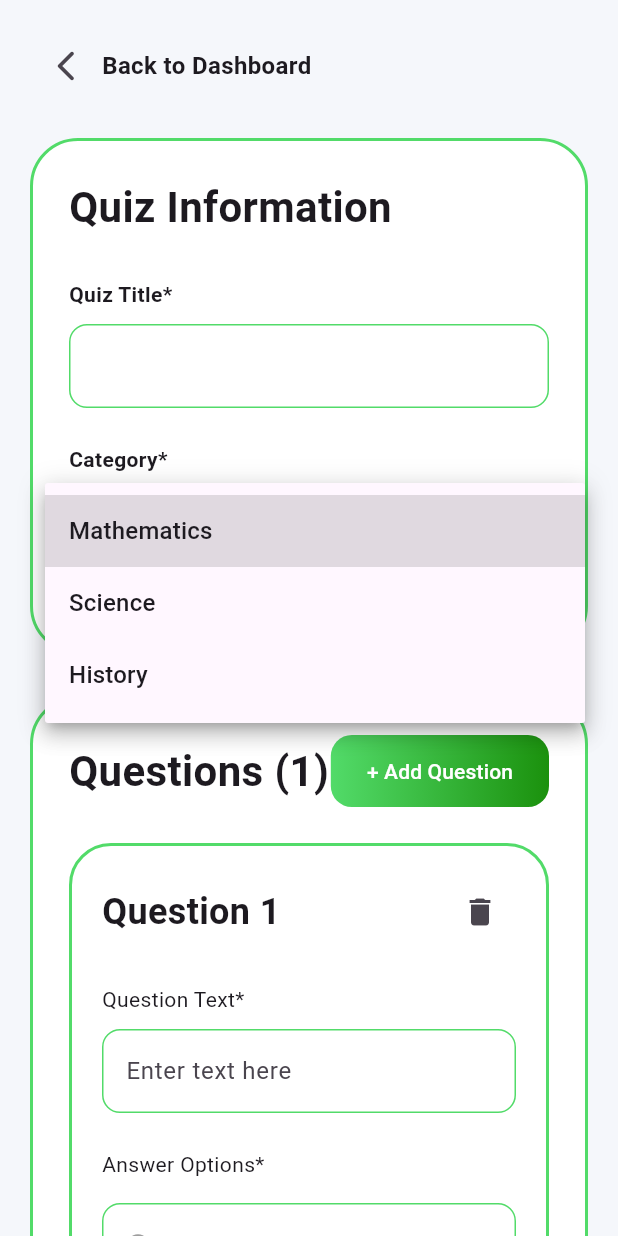
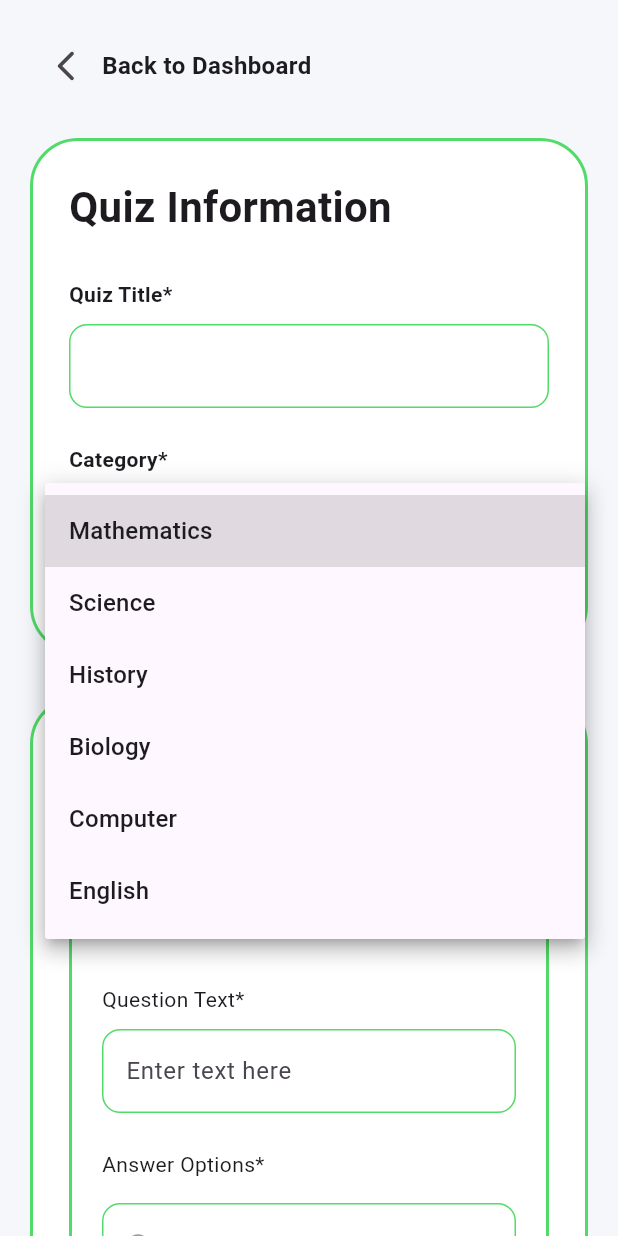
Before and after one commit to SotChulsa/flutter_IC, a Flutter app: the CreateQuizPage screen opened directly, after a tap on "Mathematics", on a phone screen of 412 x 824 dp. Run offline on Flutter 3.47's test engine with Material 3 defaults, Android fonts, the phone set to English and light mode, and no system bars; our stand-ins replace cloud_firestore, firebase_auth, firebase_core, google_sign_in; accounts and stored records are empty.

Commit message:
Didnt commit all work today for soem reason

```diff
--- a/lib/pages/quiz/create_quiz.dart
+++ b/lib/pages/quiz/create_quiz.dart
@@ -1,4 +1,4 @@
-// ignore_for_file: deprecated_member_use
+// ignore_for_file: use_build_context_synchronously, deprecated_member_use
 
 import 'package:flutter/material.dart';
 import 'package:fluttergame_ic/config/services/quiz_service.dart';
@@ -19,7 +19,14 @@ class _CreateQuizPageState extends State<CreateQuizPage> {
   final TextEditingController optionBController = TextEditingController();
   final TextEditingController optionCController = TextEditingController();
   final TextEditingController optionDController = TextEditingController();
-  final List<String> categories = ['Mathematics', 'Science', 'History'];
+  final List<String> categories = [
+    'Mathematics',
+    'Science',
+    'History',
+    'Biology',
+    'Computer',
+    'English',
+  ];
   String? selectedCategory = 'Mathematics';
   List<Map<String, dynamic>> questions = [
     {
@@ -54,9 +61,9 @@ class _CreateQuizPageState extends State<CreateQuizPage> {
         widget.existingQuiz!['questions'] ?? [],
       );
 
-      // clear default question
+      //clear default question
       questions.clear();
-      // convert firebase data into controllers
+      //convert firebase data into controllers
       for (var question in loadedQuestions) {
         final options = List<String>.from(question['options'] ?? []);
         questions.add({
@@ -179,27 +186,21 @@ class _CreateQuizPageState extends State<CreateQuizPage> {
                     const SizedBox(height: 10),
                     DropdownButtonFormField<String>(
                       value: selectedCategory,
-
                       decoration: InputDecoration(
                         filled: true,
                         fillColor: Colors.white,
-
                         prefixIcon: const Icon(
                           Icons.sell_rounded,
                           color: Colors.black,
                         ),
-
                         enabledBorder: OutlineInputBorder(
                           borderRadius: BorderRadius.circular(12),
-
                           borderSide: const BorderSide(
                             color: Color(0xFF52DB69),
                           ),
                         ),
-
                         focusedBorder: OutlineInputBorder(
                           borderRadius: BorderRadius.circular(12),
-
                           borderSide: const BorderSide(
                             color: Color(0xFF52DB69),
                             width: 2,
@@ -286,7 +287,7 @@ class _CreateQuizPageState extends State<CreateQuizPage> {
 
                     const SizedBox(height: 24),
 
-                    // dynamic question cards
+                    //dynamic question cards
                     ListView.builder(
                       shrinkWrap: true,
                       physics: const NeverScrollableScrollPhysics(),
@@ -340,12 +341,10 @@ class _CreateQuizPageState extends State<CreateQuizPage> {
                                   hintText: 'Enter text here',
                                   enabledBorder: OutlineInputBorder(
                                     borderRadius: BorderRadius.circular(12),
-
                                     borderSide: const BorderSide(
                                       color: Color(0xFF52DB69),
                                     ),
                                   ),
-
                                   focusedBorder: OutlineInputBorder(
                                     borderRadius: BorderRadius.circular(12),
                                     borderSide: const BorderSide(
@@ -363,19 +362,16 @@ class _CreateQuizPageState extends State<CreateQuizPage> {
                                 'Answer A',
                                 questions[index]['optionAController'],
                               ),
-
                               const SizedBox(height: 14),
                               answerField(
                                 'Answer B',
                                 questions[index]['optionBController'],
                               ),
-
                               const SizedBox(height: 14),
                               answerField(
                                 'Answer C',
                                 questions[index]['optionCController'],
                               ),
-
                               const SizedBox(height: 14),
                               answerField(
                                 'Answer D',
@@ -418,7 +414,6 @@ class _CreateQuizPageState extends State<CreateQuizPage> {
                         gradient: const LinearGradient(
                           colors: [Color(0xFF52DB69), Color(0xFF1B910D)],
                         ),
-
                         borderRadius: BorderRadius.circular(14),
                       ),
 
@@ -510,12 +505,10 @@ class _CreateQuizPageState extends State<CreateQuizPage> {
           size: 18,
           color: Colors.grey,
         ),
-
         enabledBorder: OutlineInputBorder(
           borderRadius: BorderRadius.circular(12),
           borderSide: const BorderSide(color: Color(0xFF52DB69)),
         ),
-
         focusedBorder: OutlineInputBorder(
           borderRadius: BorderRadius.circular(12),
           borderSide: const BorderSide(color: Color(0xFF52DB69), width: 2),
```
Also changed, not shown: lib/pages/admin/admin_page.dart (+0 -19 lines).
